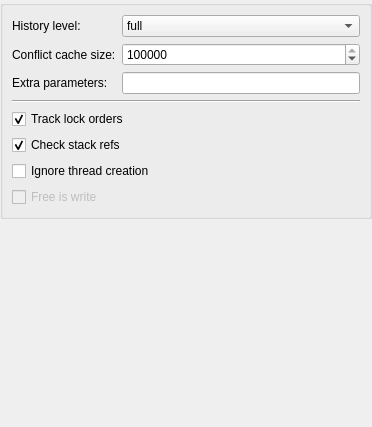
Above: tools/helgrind/configpage.ui from KDE/kdev-valgrind before the change. Below: the same form after it.
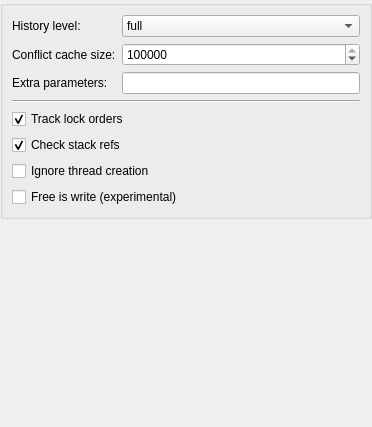
That is the form after the change.

The edit to the form file:
```diff
--- a/tools/helgrind/configpage.ui
+++ b/tools/helgrind/configpage.ui
@@ -170,13 +170,13 @@
       <item>
        <widget class="QCheckBox" name="freeIsWrite">
         <property name="enabled">
-         <bool>false</bool>
+         <bool>true</bool>
         </property>
         <property name="toolTip">
          <string>&lt;html&gt;&lt;head/&gt;&lt;body&gt;&lt;p&gt;When enabled (not the default), Helgrind treats freeing of heap memory as if the memory was written immediately before the free. This exposes races where memory is referenced by one thread, and freed by another, but there is no observable synchronisation event to ensure that the reference happens before the free.&lt;/p&gt;&lt;p&gt;This functionality is new in Valgrind 3.7.0, and is regarded as experimental. It is not enabled by default because its interaction with custom memory allocators is not well understood at present. User feedback is welcomed.&lt;/p&gt;&lt;/body&gt;&lt;/html&gt;</string>
         </property>
         <property name="text">
-         <string>Free is write</string>
+         <string>Free is write (experimental)</string>
         </property>
        </widget>
       </item>
```
Left out of the diff: 4 changed lines with no effect on the pictures.
